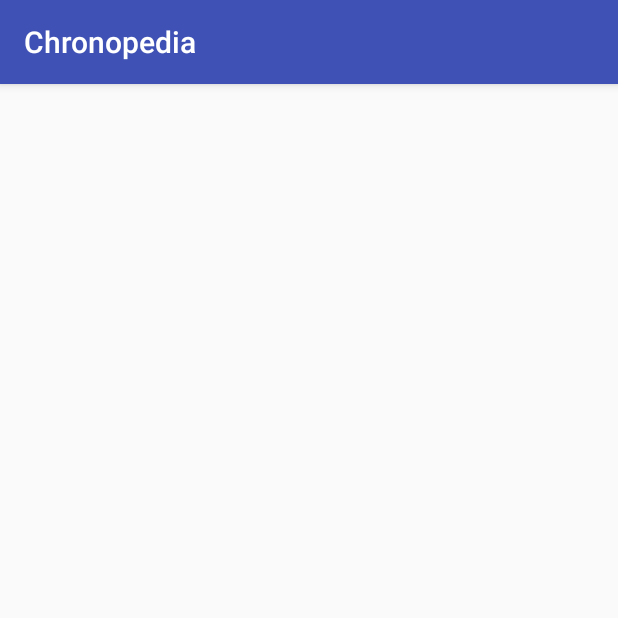
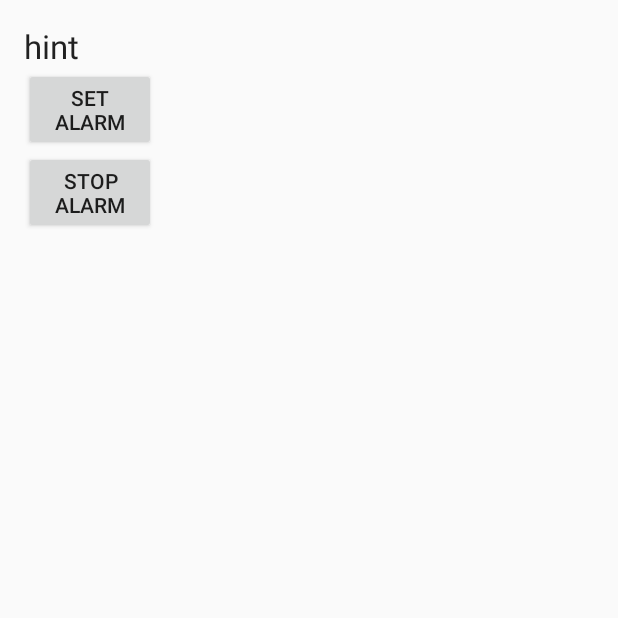
Before and after one commit to LuddeW/Chronopedia, an Android app: the SetAlarmActivity screen opened directly, with no data from a screen before it, on a phone screen of 412 x 824 dp, the top half of it. Run offline under Robolectric (Android 15) with nearby library versions, the phone set to English and light mode, and no system bars.

Commit message:
Added basic functionality for alarm, NOT IMPLEMENTED YET.
Need to call the functions in the proper classes, manage to set
time/date in a scrolled textview(?) and link start/stop buttons to other
widgets.

```diff
--- a/Chronopedia/app/src/main/java/com/example/ludwig/chronopedia/SetAlarmActivity.java
+++ b/Chronopedia/app/src/main/java/com/example/ludwig/chronopedia/SetAlarmActivity.java
@@ -2,12 +2,68 @@ package com.example.ludwig.chronopedia;
 
 import android.support.v7.app.AppCompatActivity;
 import android.os.Bundle;
+import android.app.Activity;
+import android.app.AlarmManager;
+import android.app.PendingIntent;
+import android.content.Context;
+import android.content.Intent;
+import android.os.Bundle;
+import android.view.View;
+import android.widget.Toast;
+import java.util.Calendar;
 
-public class SetAlarmActivity extends AppCompatActivity {
+
+import Handlers.AlarmHandler;
+
+public class SetAlarmActivity extends Activity {
+
+    private PendingIntent pendingIntent;
 
     @Override
     protected void onCreate(Bundle savedInstanceState) {
         super.onCreate(savedInstanceState);
         setContentView(R.layout.activity_set_alarm);
+
+        Intent alarmIntent = new Intent(SetAlarmActivity.this, AlarmHandler.class);
+        pendingIntent = PendingIntent.getBroadcast(SetAlarmActivity.this, 0, alarmIntent, 0);
+
+        findViewById(R.id.startAlarm).setOnClickListener(new View.OnClickListener()
+        {
+            @Override
+            public void onClick(View v) {
+                start();
+            }
+        });
+        findViewById(R.id.stopAlarm).setOnClickListener(new View.OnClickListener() {
+            @Override
+            public void onClick(View v) {
+                cancel();
+            }
+        });
+    }
+
+    public void start() {
+        AlarmManager manager = (AlarmManager) getSystemService(Context.ALARM_SERVICE);
+        int interval = 1000 * 60 * 20;
+
+        // Set time (and date)
+        Calendar calendar = Calendar.getInstance();
+        calendar.setTimeInMillis(System.currentTimeMillis());
+        calendar.set(Calendar.HOUR_OF_DAY, 10);
+        calendar.set(Calendar.MINUTE, 30);
+        calendar.set(Calendar.AM_PM, 0);
+        calendar.set(Calendar.DAY_OF_WEEK, 1);
+
+        // Repeat interval
+        manager.setRepeating(AlarmManager.RTC_WAKEUP,
+                calendar.getTimeInMillis(),
+                1000 * 60 * 20, pendingIntent);
+        Toast.makeText(this, "Alarm Set", Toast.LENGTH_SHORT).show();
+    }
+
+    public void cancel() {
+        AlarmManager manager = (AlarmManager) getSystemService(Context.ALARM_SERVICE);
+        manager.cancel(pendingIntent);
+        Toast.makeText(this, "Alarm Canceled", Toast.LENGTH_SHORT).show();
     }
 }
--- a/Chronopedia/app/src/main/res/layout/activity_set_alarm.xml
+++ b/Chronopedia/app/src/main/res/layout/activity_set_alarm.xml
@@ -1,9 +1,40 @@
 <?xml version="1.0" encoding="utf-8"?>
-<android.support.constraint.ConstraintLayout xmlns:android="http://schemas.android.com/apk/res/android"
-    xmlns:app="http://schemas.android.com/apk/res-auto"
+<RelativeLayout xmlns:android="http://schemas.android.com/apk/res/android"    xmlns:app="http://schemas.android.com/apk/res-auto"
     xmlns:tools="http://schemas.android.com/tools"
     android:layout_width="match_parent"
     android:layout_height="match_parent"
+    android:paddingBottom="@dimen/activity_vertical_margin"
+    android:paddingLeft="@dimen/activity_horizontal_margin"
+    android:paddingRight="@dimen/activity_horizontal_margin"
+    android:paddingTop="@dimen/activity_vertical_margin"
     tools:context="com.example.ludwig.chronopedia.SetAlarmActivity">
 
-</android.support.constraint.ConstraintLayout>
+    <TextView
+        android:id="@+id/textView"
+        android:layout_width="wrap_content"
+        android:layout_height="wrap_content"
+        android:text="hint"
+        android:textAppearance="?android:attr/textAppearanceLarge"
+        tools:layout_editor_absoluteY="0dp"
+        tools:layout_editor_absoluteX="0dp" />
+
+    <Button
+        android:id="@+id/startAlarm"
+        android:layout_width="88dp"
+        android:layout_height="wrap_content"
+        android:layout_alignParentLeft="true"
+        android:layout_alignParentStart="true"
+        android:layout_below="@+id/textView"
+        android:text="Set Alarm"
+        tools:layout_editor_absoluteY="0dp"
+        tools:layout_editor_absoluteX="8dp" />
+
+    <Button
+        android:id="@+id/stopAlarm"
+        android:layout_width="88dp"
+        android:layout_height="wrap_content"
+        android:layout_below="@+id/startAlarm"
+        android:text="Stop Alarm"
+        tools:layout_editor_absoluteY="0dp"
+        tools:layout_editor_absoluteX="8dp" />
+</RelativeLayout>
--- /dev/null
+++ b/Chronopedia/app/src/main/res/values/dimen.xml
@@ -0,0 +1,5 @@
+<resources>
+    <!-- Default screen margins, per the Android Design guidelines. -->
+    <dimen name="activity_horizontal_margin">16dp</dimen>
+    <dimen name="activity_vertical_margin">16dp</dimen>
+</resources>
```
Also changed, not shown: Chronopedia/app/src/main/AndroidManifest.xml (+14 -0 lines), Chronopedia/app/src/main/java/com/example/ludwig/chronopedia/AlarmReceiver.java (added, +18 -0 lines), Chronopedia/app/src/main/java/com/example/ludwig/chronopedia/DeviceBootReceiver.java (added, +30 -0 lines).
